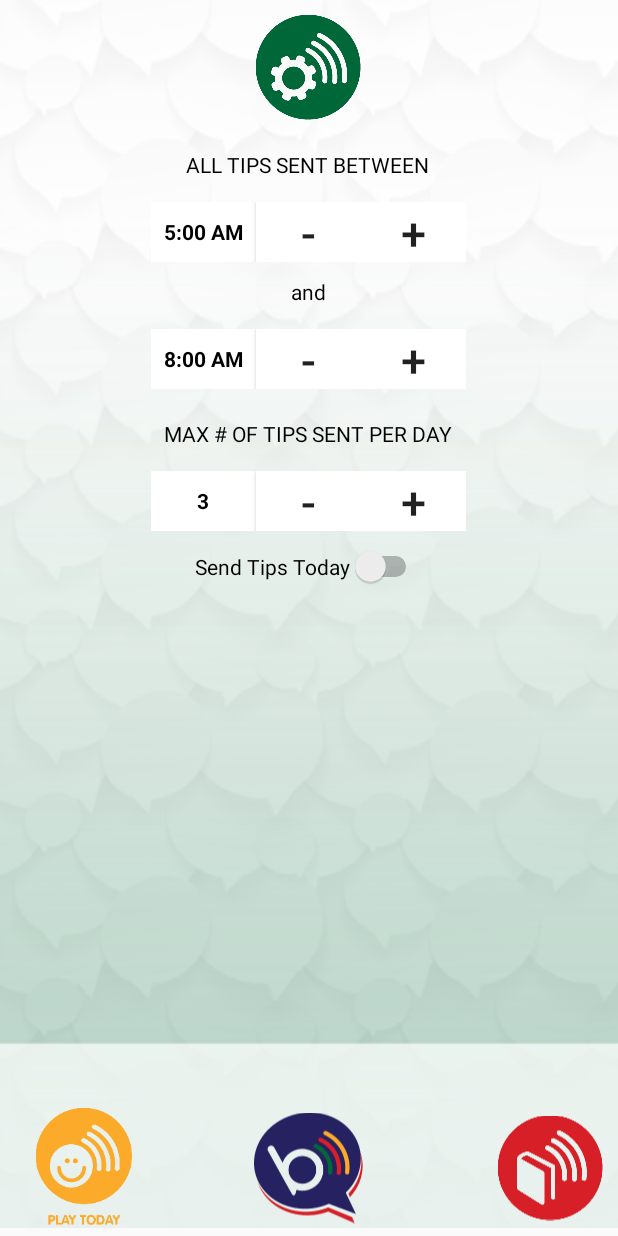
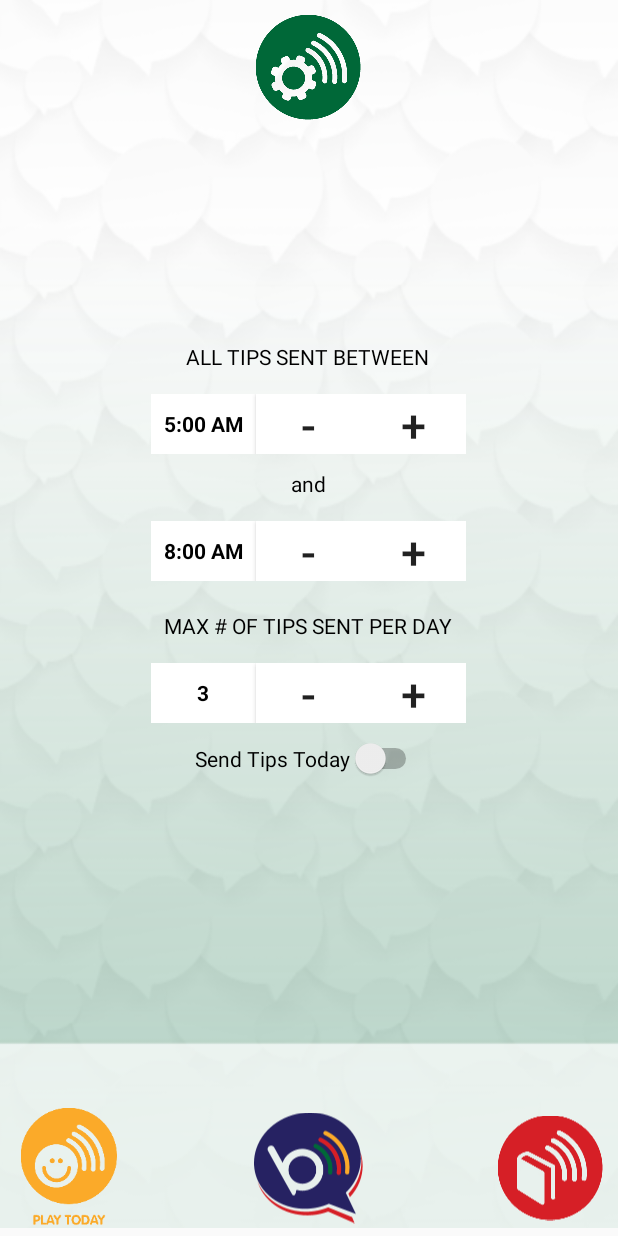
Before and after one commit to leapDev/androidBWB, an Android app: the TipSettingsActivity screen opened directly, with no data from a screen before it, on a phone screen of 412 x 824 dp. Run offline under Robolectric (Android 15) with nearby library versions, the phone set to English and light mode, and no system bars; libraries missing offline, so code that uses them is left out: com.amazonaws.auth, com.amazonaws.regions, com.crashlytics.android, com.evernote.android, io.realm.

```diff
--- a/babbleapp/build.gradle
+++ b/babbleapp/build.gradle
@@ -65,6 +65,7 @@ dependencies {
     compile 'com.devbrackets.android:exomedia:3.0.2'
     compile 'io.reactivex:rxandroid:1.2.1'
     compile 'io.reactivex:rxjava:1.1.6'
+    compile 'info.hoang8f:android-segmented:1.0.6'
     compile('com.crashlytics.sdk.android:crashlytics:2.6.5@aar') {
         transitive = true;
     }
--- a/babbleapp/src/main/res/layout/fragment_tip_settings.xml
+++ b/babbleapp/src/main/res/layout/fragment_tip_settings.xml
@@ -28,6 +28,8 @@
             android:layout_centerHorizontal="true"
             android:orientation="vertical"
             android:gravity="center"
+            android:layout_marginBottom="15dp"
+            android:layout_above="@+id/tipSettingsFragmentLibararyImageView"
             android:layout_below="@+id/tipsSettingsIcon">
 
             <TextView
@@ -39,14 +41,6 @@
                 android:layout_gravity="center"
                 android:textColor="@android:color/black"/>
 
-
-            <LinearLayout
-                android:layout_width="wrap_content"
-                android:layout_height="wrap_content"
-                android:orientation="horizontal"
-                >
-
-            </LinearLayout>
 
 
             <LinearLayout
@@ -196,21 +190,6 @@
         </LinearLayout>
 
 
-
-
-        <ImageView
-            android:layout_width="wrap_content"
-            android:layout_height="80dp"
-            android:src="@drawable/home_playtoday"
-            android:id="@+id/tipSettingsFragmentPlayTodayImageView"
-            android:layout_alignParentLeft="true"
-            android:layout_alignParentStart="true"
-            android:layout_alignParentBottom="true"
-            android:layout_marginBottom="5dp"
-            android:layout_marginLeft="10dp"
-            android:layout_marginStart="10dp"/>
-
-
         <ImageView
             android:layout_width="wrap_content"
             android:layout_height="80dp"
@@ -234,6 +213,15 @@
             android:layout_marginRight="10dp"
             android:layout_marginEnd="10dp"/>
 
+        <ImageView
+            android:layout_width="wrap_content"
+            android:layout_height="80dp"
+            android:src="@drawable/home_playtoday"
+            android:id="@+id/tipSettingsFragmentPlayTodayImageView"
+            android:layout_alignTop="@+id/tipSettingsFragmentHomeImageView"
+            android:layout_alignParentLeft="true"
+            android:layout_alignParentStart="true" />
+
     </RelativeLayout>
 
 
--- a/babbleapp/src/main/res/values/strings.xml
+++ b/babbleapp/src/main/res/values/strings.xml
@@ -25,7 +25,7 @@
     <string name="sendTipsToday">Send Tips Today</string>
     <string name="settingSaved">SETTINGS SAVED</string>
     <string name="and">and</string>
-    <string name="wasThisHelpful">Was this helpful?</string>
+    <string name="didYouLikeThis">Did you like this tip?</string>
     <string name="notips">Sorry, no tips right now</string>
     <string name="why">WHY?</string>
     <string name="babyBDay">Baby\'s Birthday?</string>
@@ -44,4 +44,6 @@
     <string name="updateDialogTitle">There is updated Content for you to Download.</string>
     <string name="update">Update</string>
     <string name="remindMeLater">Update Later</string>
+    <string name="male">Male</string>
+    <string name="female">Female</string>
 </resources>
--- a/babbleapp/src/main/res/values/styles.xml
+++ b/babbleapp/src/main/res/values/styles.xml
@@ -15,4 +15,6 @@
 
     </style>
 
+
+
 </resources>
```
Also changed, not shown: babbleapp/src/main/java/com/learning/leap/bwb/baseActivity/HomeActivity.java (+16 -4 lines), babbleapp/src/main/java/com/learning/leap/bwb/models/UserTipSettings.java (+8 -0 lines), babbleapp/src/main/java/com/learning/leap/bwb/tipSettings/TipSettingsPresenters.java (+14 -9 lines), babbleapp/src/main/res/layout/activity_home.xml (+11 -0 lines), babbleapp/src/main/res/layout/fragment_user_profile.xml (+33 -1 lines), babbleapp/src/main/res/layout/fragment_vote.xml (+11 -12 lines), babbleapp/src/main/res/drawable-hdpi/leaplogo.png (added), babbleapp/src/main/res/drawable-mdpi/leaplogo.png (added), babbleapp/src/main/res/drawable-xhdpi/leaplogo.png (added), babbleapp/src/main/res/drawable-xxhdpi/leaplogo.png (added), babbleapp/src/main/res/drawable-xxxhdpi/leaplogo.png (added).
